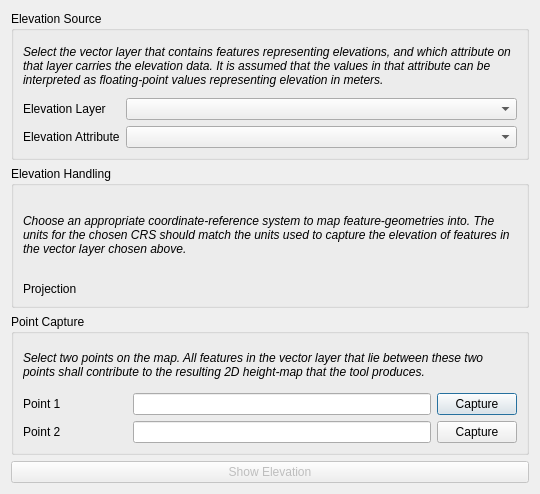
The window that EleView/main_dialog.ui (JamesFysh/eleview) describes before a commit, drawn with Qt 5.
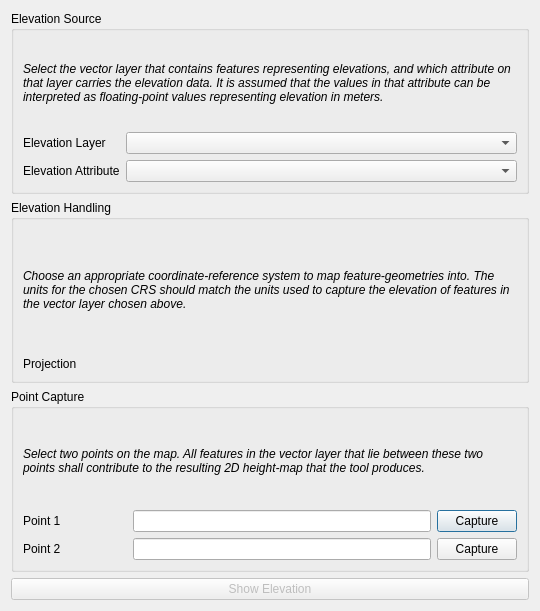
The same window after the commit. Custom widgets are drawn as their Qt base class.

Commit message: Tweak main dialog to ensure all text is visible

The edit to the form file:
```diff
--- a/EleView/main_dialog.ui
+++ b/EleView/main_dialog.ui
@@ -7,9 +7,15 @@
     <x>0</x>
     <y>0</y>
     <width>540</width>
-    <height>494</height>
+    <height>611</height>
    </rect>
   </property>
+  <property name="sizePolicy">
+   <sizepolicy hsizetype="Preferred" vsizetype="MinimumExpanding">
+    <horstretch>0</horstretch>
+    <verstretch>0</verstretch>
+   </sizepolicy>
+  </property>
   <property name="windowTitle">
    <string>Elevation Viewer</string>
   </property>
```
Left out of the diff: 2 changed lines with no effect on the pictures.
